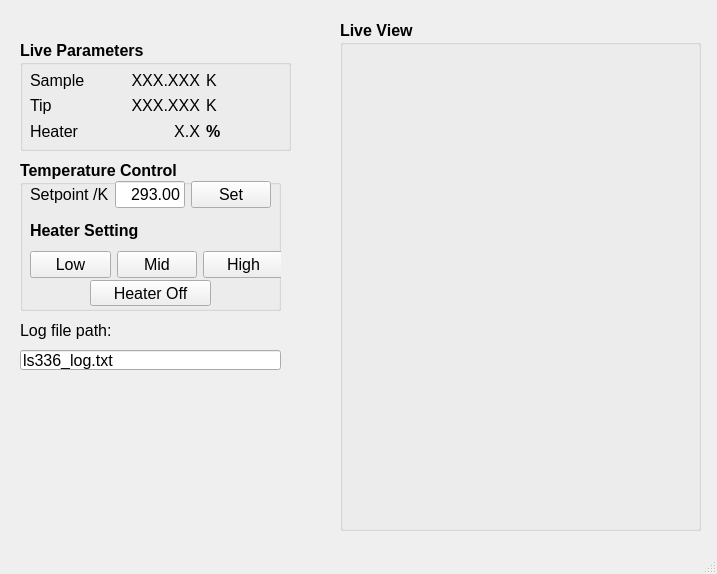
The window that ls336/ui/ls336ui.ui (David-Cai-CJ/LS336Control) describes before a commit, drawn with Qt 5.
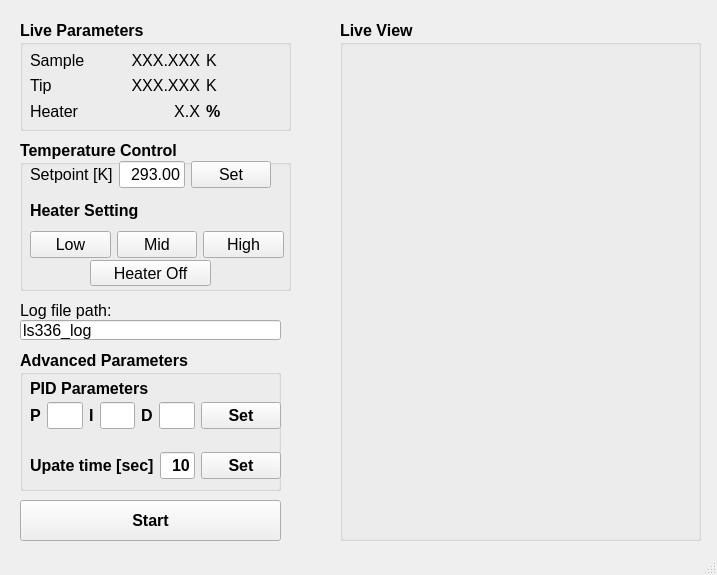
The same window after the commit. Custom widgets are drawn as their Qt base class.

The edit to the form file:
```diff
--- a/ls336/ui/ls336ui.ui
+++ b/ls336/ui/ls336ui.ui
@@ -7,7 +7,7 @@
     <x>0</x>
     <y>0</y>
     <width>717</width>
-    <height>574</height>
+    <height>575</height>
    </rect>
   </property>
   <property name="font">
@@ -27,20 +27,20 @@
     <property name="geometry">
      <rect>
       <x>20</x>
-      <y>350</y>
+      <y>320</y>
       <width>261</width>
       <height>20</height>
      </rect>
     </property>
     <property name="text">
-     <string>ls336_log.txt</string>
+     <string>ls336_log</string>
     </property>
    </widget>
    <widget class="QGroupBox" name="groupBox">
     <property name="geometry">
      <rect>
       <x>20</x>
-      <y>40</y>
+      <y>20</y>
       <width>271</width>
       <height>111</height>
      </rect>
@@ -73,6 +73,8 @@
        <widget class="QLabel" name="label_5">
         <property name="font">
          <font>
+          <family>Arial</family>
+          <pointsize>12</pointsize>
           <weight>50</weight>
           <bold>false</bold>
          </font>
@@ -86,6 +88,8 @@
        <widget class="QLabel" name="label_8">
         <property name="font">
          <font>
+          <family>Arial</family>
+          <pointsize>12</pointsize>
           <weight>50</weight>
           <bold>false</bold>
          </font>
@@ -99,6 +103,8 @@
        <widget class="QLabel" name="displayHeater">
         <property name="font">
          <font>
+          <family>Arial</family>
+          <pointsize>12</pointsize>
           <weight>50</weight>
           <bold>false</bold>
          </font>
@@ -115,6 +121,8 @@
        <widget class="QLabel" name="displayTemp">
         <property name="font">
          <font>
+          <family>Arial</family>
+          <pointsize>12</pointsize>
           <weight>50</weight>
           <bold>false</bold>
          </font>
@@ -131,6 +139,8 @@
        <widget class="QLabel" name="label_4">
         <property name="font">
          <font>
+          <family>Arial</family>
+          <pointsize>12</pointsize>
           <weight>50</weight>
           <bold>false</bold>
          </font>
@@ -144,6 +154,8 @@
        <widget class="QLabel" name="label_6">
         <property name="font">
          <font>
+          <family>Arial</family>
+          <pointsize>12</pointsize>
           <weight>50</weight>
           <bold>false</bold>
          </font>
@@ -157,6 +169,8 @@
        <widget class="QLabel" name="label_2">
         <property name="font">
          <font>
+          <family>Arial</family>
+          <pointsize>12</pointsize>
           <weight>50</weight>
           <bold>false</bold>
           <kerning>true</kerning>
@@ -171,6 +185,8 @@
        <widget class="QLabel" name="label_3">
         <property name="font">
          <font>
+          <family>Arial</family>
+          <pointsize>12</pointsize>
           <weight>50</weight>
           <bold>false</bold>
          </font>
@@ -197,13 +213,15 @@
     <property name="geometry">
      <rect>
       <x>20</x>
-      <y>160</y>
-      <width>261</width>
+      <y>140</y>
+      <width>271</width>
       <height>151</height>
      </rect>
     </property>
     <property name="font">
      <font>
+      <family>Arial</family>
+      <pointsize>12</pointsize>
       <weight>75</weight>
       <bold>true</bold>
      </font>
@@ -235,6 +253,8 @@
      </property>
      <property name="font">
       <font>
+       <family>Arial</family>
+       <pointsize>12</pointsize>
        <weight>50</weight>
        <bold>false</bold>
       </font>
@@ -242,6 +262,9 @@
      <property name="text">
       <string>Heater Off</string>
      </property>
+     <property name="checkable">
+      <bool>true</bool>
+     </property>
     </widget>
     <widget class="QWidget" name="layoutWidget">
      <property name="geometry">
@@ -257,12 +280,14 @@
        <widget class="QLabel" name="label_12">
         <property name="font">
          <font>
+          <family>Arial</family>
+          <pointsize>12</pointsize>
           <weight>50</weight>
           <bold>false</bold>
          </font>
         </property>
         <property name="text">
-         <string>Setpoint /K</string>
+         <string>Setpoint [K]</string>
         </property>
        </widget>
       </item>
@@ -270,6 +295,8 @@
        <widget class="QLineEdit" name="setSetpointValue">
         <property name="font">
          <font>
+          <family>Arial</family>
+          <pointsize>12</pointsize>
           <weight>50</weight>
           <bold>false</bold>
          </font>
@@ -286,6 +313,8 @@
        <widget class="QPushButton" name="setSetPoint">
         <property name="font">
          <font>
+          <family>Arial</family>
+          <pointsize>12</pointsize>
           <weight>50</weight>
           <bold>false</bold>
          </font>
@@ -311,6 +340,8 @@
        <widget class="QPushButton" name="setSetPoint_2">
         <property name="font">
          <font>
+          <family>Arial</family>
+          <pointsize>12</pointsize>
           <weight>50</weight>
           <bold>false</bold>
          </font>
@@ -318,12 +349,20 @@
         <property name="text">
          <string>Low</string>
         </property>
+        <property name="checkable">
+         <bool>true</bool>
+        </property>
+        <property name="checked">
+         <bool>false</bool>
+        </property>
        </widget>
       </item>
       <item>
        <widget class="QPushButton" name="setSetPoint_3">
         <property name="font">
          <font>
+          <family>Arial</family>
+          <pointsize>12</pointsize>
           <weight>50</weight>
           <bold>false</bold>
          </font>
@@ -331,12 +370,20 @@
         <property name="text">
          <string>Mid</string>
         </property>
+        <property name="checkable">
+         <bool>true</bool>
+        </property>
+        <property name="checked">
+         <bool>false</bool>
+        </property>
        </widget>
       </item>
       <item>
        <widget class="QPushButton" name="setSetPoint_4">
         <property name="font">
          <font>
+          <family>Arial</family>
+          <pointsize>12</pointsize>
           <weight>50</weight>
           <bold>false</bold>
          </font>
@@ -344,6 +391,9 @@
         <property name="text">
          <string>High</string>
         </property>
+        <property name="checkable">
+         <bool>true</bool>
+        </property>
        </widget>
       </item>
      </layout>
@@ -355,11 +405,13 @@
       <x>340</x>
       <y>20</y>
       <width>361</width>
-      <height>511</height>
+      <height>521</height>
      </rect>
     </property>
     <property name="font">
      <font>
+      <family>Arial</family>
+      <pointsize>12</pointsize>
       <weight>75</weight>
       <bold>true</bold>
      </font>
@@ -373,7 +425,7 @@
        <x>10</x>
        <y>19</y>
        <width>341</width>
-       <height>481</height>
+       <height>491</height>
       </rect>
      </property>
     </widget>
@@ -382,7 +434,7 @@
     <property name="geometry">
      <rect>
       <x>20</x>
-      <y>320</y>
+      <y>300</y>
       <width>101</width>
       <height>21</height>
      </rect>
@@ -391,6 +443,146 @@
      <string>Log file path:</string>
     </property>
    </widget>
+   <widget class="QGroupBox" name="advancedParametersBox">
+    <property name="geometry">
+     <rect>
+      <x>20</x>
+      <y>350</y>
+      <width>261</width>
+      <height>141</height>
+     </rect>
+    </property>
+    <property name="font">
+     <font>
+      <family>Arial</family>
+      <pointsize>12</pointsize>
+      <weight>75</weight>
+      <bold>true</bold>
+     </font>
+    </property>
+    <property name="title">
+     <string>Advanced Parameters</string>
+    </property>
+    <widget class="QLabel" name="pidHeaderLabel">
+     <property name="geometry">
+      <rect>
+       <x>10</x>
+       <y>30</y>
+       <width>131</width>
+       <height>17</height>
+      </rect>
+     </property>
+     <property name="text">
+      <string>PID Parameters</string>
+     </property>
+    </widget>
+    <widget class="QWidget" name="horizontalLayoutWidget">
+     <property name="geometry">
+      <rect>
+       <x>10</x>
+       <y>50</y>
+       <width>251</width>
+       <height>31</height>
+      </rect>
+     </property>
+     <layout class="QHBoxLayout" name="pidHorizontalLayout">
+      <item>
+       <widget class="QLabel" name="pValueLabel">
+        <property name="text">
+         <string>P</string>
+        </property>
+       </widget>
+      </item>
+      <item>
+       <widget class="QLineEdit" name="pValue"/>
+      </item>
+      <item>
+       <widget class="QLabel" name="iValueLabel">
+        <property name="text">
+         <string>I</string>
+        </property>
+       </widget>
+      </item>
+      <item>
+       <widget class="QLineEdit" name="iValue"/>
+      </item>
+      <item>
+       <widget class="QLabel" name="dValueLabel">
+        <property name="text">
+         <string>D</string>
+        </property>
+       </widget>
+      </item>
+      <item>
+       <widget class="QLineEdit" name="dValue"/>
+      </item>
+      <item>
+       <widget class="QPushButton" name="pidSet">
+        <property name="text">
+         <string>Set</string>
+        </property>
+       </widget>
+      </item>
+     </layout>
+    </widget>
+    <widget class="QWidget" name="horizontalLayoutWidget_2">
+     <property name="geometry">
+      <rect>
+       <x>10</x>
+       <y>100</y>
+       <width>251</width>
+       <height>31</height>
+      </rect>
+     </property>
+     <layout class="QHBoxLayout" name="timeIntervalHorizontalLayout">
+      <item>
+       <widget class="QLabel" name="timeIntervalLabel">
+        <property name="text">
+         <string>Upate time [sec]</string>
+        </property>
+       </widget>
+      </item>
+      <item>
+       <widget class="QLineEdit" name="timeInterval">
+        <property name="text">
+         <string>10</string>
+        </property>
+        <property name="alignment">
+         <set>Qt::AlignRight|Qt::AlignTrailing|Qt::AlignVCenter</set>
+        </property>
+       </widget>
+      </item>
+      <item>
+       <widget class="QPushButton" name="timeIntervalSet">
+        <property name="text">
+         <string>Set</string>
+        </property>
+       </widget>
+      </item>
+     </layout>
+    </widget>
+   </widget>
+   <widget class="QPushButton" name="startStop">
+    <property name="geometry">
+     <rect>
+      <x>20</x>
+      <y>500</y>
+      <width>261</width>
+      <height>41</height>
+     </rect>
+    </property>
+    <property name="font">
+     <font>
+      <family>Arial</family>
+      <pointsize>12</pointsize>
+      <weight>75</weight>
+      <bold>true</bold>
+     </font>
+    </property>
+    <property name="text">
+     <string>Start</string>
+    </property>
+   </widget>
   </widget>
   <widget class="QStatusBar" name="statusConnection">
    <property name="enabled">
```
Left out of the diff: 44 changed lines with no effect on the pictures.
